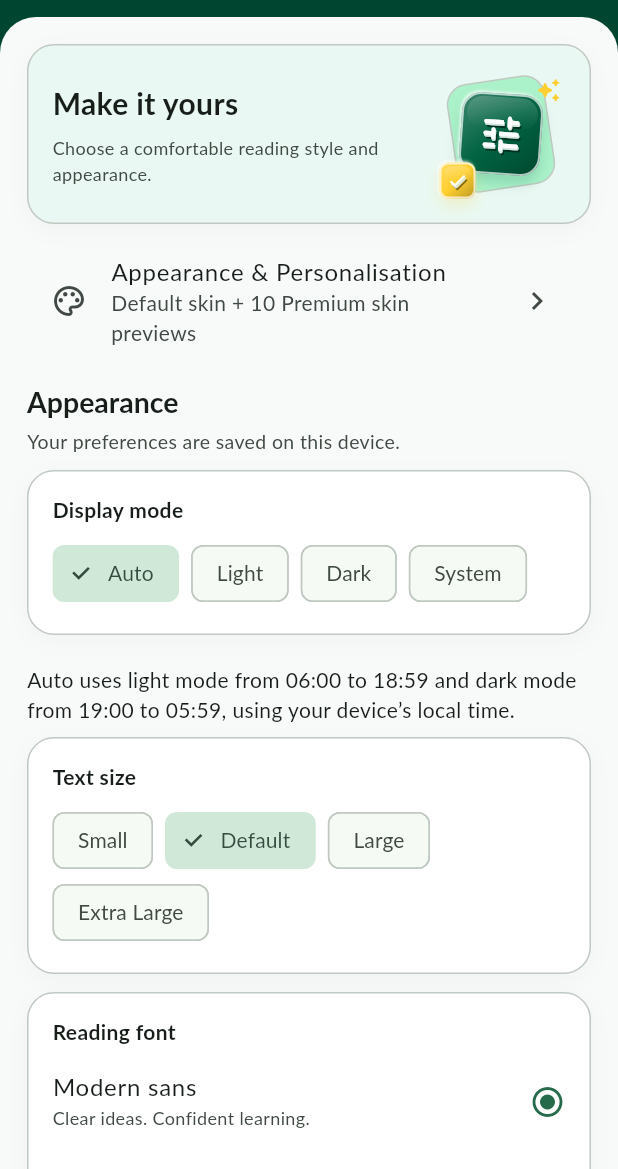
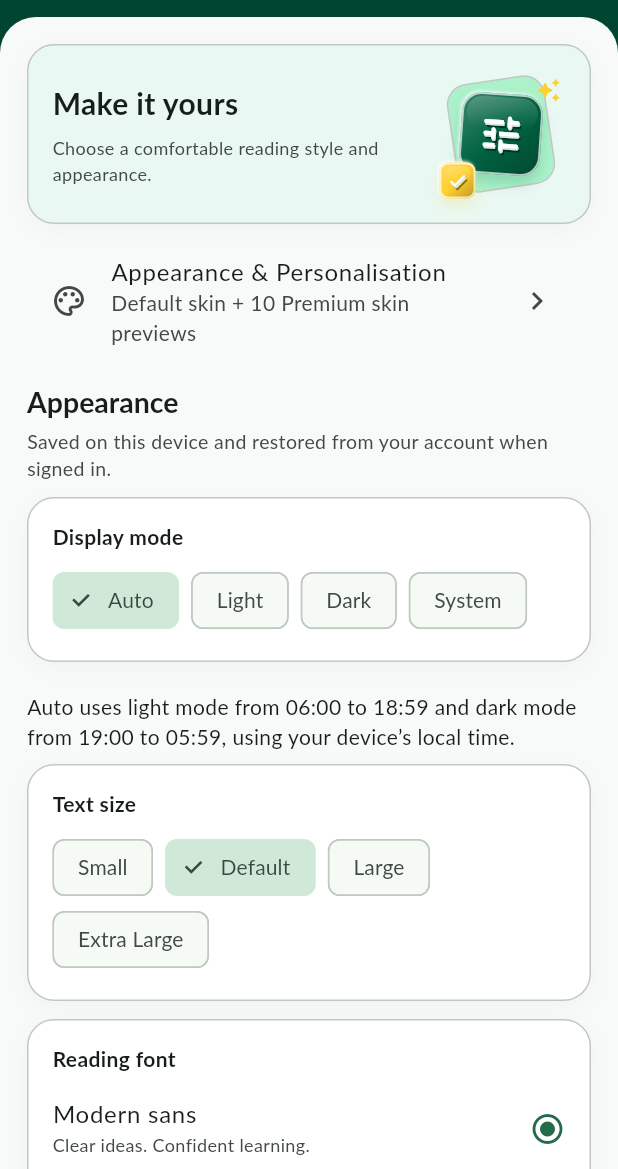
Before and after one commit to excelbiz/noun-update-flutter-app, a Flutter app: the screen it shows after launch, item 5 of the bottom bar chosen, scrolled down 576 dp, after a tap on "Appearance & settings", on a phone screen of 412 x 824 dp, the part 67-1236 px from its top. Run offline on Flutter 3.47's test engine with Material 3 defaults, Android fonts, the phone set to English and light mode, and no system bars; our stand-ins replace flutter_secure_storage, pdf, share_plus, shared_preferences, webview_flutter; missing offline and left inert: onesignal_flutter, pdfx; network calls fail.

Commit message:
Sync display settings and add data saver preference

```diff
--- a/lib/screens/appearance_settings.dart
+++ b/lib/screens/appearance_settings.dart
@@ -12,9 +12,10 @@ class AppearanceSettings extends StatefulWidget {
 class _AppearanceSettingsState extends State<AppearanceSettings> {
   bool saving=false,checking=false;
   String? connection;
-  Future<void> save({ThemeMode? mode,String? font,String? accent,bool? automatic,String? textSize}) async {
+  Future<void> save({ThemeMode? mode,String? font,String? accent,bool? automatic,String? textSize,bool? dataSaver}) async {
     if(saving)return;setState(()=>saving=true);
-    try{await Appearance.instance.change(mode:mode,font:font,accent:accent,automatic:automatic,textSize:textSize);}catch(_){if(mounted)nuMessage(context,'Your preference could not be saved. Please try again.');}
+    try{await Appearance.instance.change(mode:mode,font:font,accent:accent,automatic:automatic,textSize:textSize,dataSaver:dataSaver,api:widget.api);if(mounted&&Appearance.instance.accountSyncPending)nuMessage(context,'Saved on this device. Your account preference will sync when you reconnect.');}
+    catch(_){if(mounted)nuMessage(context,Appearance.instance.accountSyncPending?'Saved on this device. Your account preference will sync when you reconnect.':'Your preference could not be saved. Please try again.');}
     finally{if(mounted)setState(()=>saving=false);}
   }
   Future<void> check() async {
@@ -26,15 +27,16 @@ class _AppearanceSettingsState extends State<AppearanceSettings> {
   @override Widget build(BuildContext context)=>ListenableBuilder(listenable:Appearance.instance,builder:(context,_){final a=Appearance.instance;return NuPage(title:'Settings',child:ListView(padding:const EdgeInsets.all(18),children:[
     const ServiceHero(title:'Make it yours',subtitle:'Choose a comfortable reading style and appearance.',icon:Icons.tune_rounded),
     ListTile(leading:const Icon(Icons.palette_outlined),title:const Text('Appearance & Personalisation'),subtitle:const Text('Default skin + 10 Premium skin previews'),trailing:const Icon(Icons.chevron_right),onTap:()=>pushNu(context,SkinGallery(api:widget.api))),
-    const NuTitle('Appearance',subtitle:'Your preferences are saved on this device.'),
+    NuTitle('Appearance',subtitle:a.accountSyncPending?'Saved locally · account sync pending':'Saved on this device and restored from your account when signed in.'),
     NuPanel(child:Column(crossAxisAlignment:CrossAxisAlignment.start,children:[const Text('Display mode',style:TextStyle(fontWeight:FontWeight.w700)),const SizedBox(height:8),Wrap(spacing:8,runSpacing:4,children:[ChoiceChip(key:const ValueKey('mode-auto'),label:const Text('Auto'),selected:a.automatic,onSelected:saving?null:(_)=>save(automatic:true)),for(final m in [ThemeMode.light,ThemeMode.dark,ThemeMode.system])ChoiceChip(key:ValueKey('mode-${m.name}'),label:Text(switch(m){ThemeMode.system=>'System',ThemeMode.light=>'Light',ThemeMode.dark=>'Dark'}),selected:!a.automatic&&a.mode==m,onSelected:saving?null:(_)=>save(mode:m))])])),
     const Padding(padding:EdgeInsets.symmetric(vertical:8),child:Text('Auto uses light mode from 06:00 to 18:59 and dark mode from 19:00 to 05:59, using your device’s local time.')),
     NuPanel(child:Column(crossAxisAlignment:CrossAxisAlignment.start,children:[const Text('Text size',style:TextStyle(fontWeight:FontWeight.w700)),const SizedBox(height:8),Wrap(spacing:8,children:[for(final size in Appearance.textSizes.keys)ChoiceChip(label:Text(size),selected:a.textSize==size,onSelected:saving?null:(_)=>save(textSize:size))])])),
     NuPanel(child:Column(crossAxisAlignment:CrossAxisAlignment.start,children:[const Text('Reading font',style:TextStyle(fontWeight:FontWeight.w700)),for(final entry in Appearance.fonts.entries)ListTile(contentPadding:EdgeInsets.zero,title:Text(entry.key,style:TextStyle(fontFamily:entry.value.isEmpty?null:entry.value)),subtitle:Text('Clear ideas. Confident learning.',style:TextStyle(fontFamily:entry.value.isEmpty?null:entry.value,fontSize:12)),trailing:Icon(a.font==entry.key?Icons.radio_button_checked:Icons.radio_button_off,color:Theme.of(context).colorScheme.primary),onTap:saving?null:()=>save(font:entry.key))])),
     NuPanel(child:Column(crossAxisAlignment:CrossAxisAlignment.start,children:[const Text('Accent colour',style:TextStyle(fontWeight:FontWeight.w700)),const SizedBox(height:8),Wrap(spacing:8,runSpacing:6,children:[for(final entry in Appearance.accents.entries)ChoiceChip(avatar:CircleAvatar(backgroundColor:entry.value,radius:9),label:Text(entry.key),selected:a.accent==entry.key,onSelected:saving?null:(_)=>save(accent:entry.key))]),const SizedBox(height:8),const Text('Applies to buttons, selections and highlights. NOUN Update branding stays consistent.',style:TextStyle(fontSize:12))])),
+    NuPanel(child:SwitchListTile(contentPadding:EdgeInsets.zero,title:const Text('Data saver',style:TextStyle(fontWeight:FontWeight.w700)),subtitle:const Text('Remember that you prefer lighter network usage on mobile data. Resource screens can use this preference as native/offline support expands.'),value:a.dataSaver,onChanged:saving?null:(v)=>save(dataSaver:v))),
     NuPanel(child:Column(crossAxisAlignment:CrossAxisAlignment.start,children:[const Text('Reading preview',style:TextStyle(fontSize:19,fontWeight:FontWeight.w700)),const SizedBox(height:8),const Text('Prepare with purpose. Read your course materials, organise your notes and make steady progress.'),const SizedBox(height:12),FilledButton(onPressed:(){},child:const Text('Sample button'))])),
-    TextButton(onPressed:saving?null:()=>save(automatic:true,textSize:'Default',mode:ThemeMode.system,font:'Modern sans',accent:'Emerald'),child:const Text('Restore default appearance')),
+    TextButton(onPressed:saving?null:()=>save(automatic:true,textSize:'Default',mode:ThemeMode.system,font:'Modern sans',accent:'Emerald',dataSaver:false),child:const Text('Restore default appearance')),
     const NuTitle('Connection'),NuPanel(child:Column(crossAxisAlignment:CrossAxisAlignment.start,children:[const Text('Website updates, course resources and account details are securely loaded from NOUN Update.'),const SizedBox(height:12),OutlinedButton.icon(onPressed:checking?null:check,icon:const Icon(Icons.sync_rounded),label:Text(checking?'Checking…':'Check connection')),if(connection!=null)Padding(padding:const EdgeInsets.only(top:10),child:Text(connection!,semanticsLabel:connection))])),
-    const Text('NOUN Update · Version 0.6.0',textAlign:TextAlign.center),
+    const Text('NOUN Update · Version 0.8.0',textAlign:TextAlign.center),
   ]));});
 }
```
